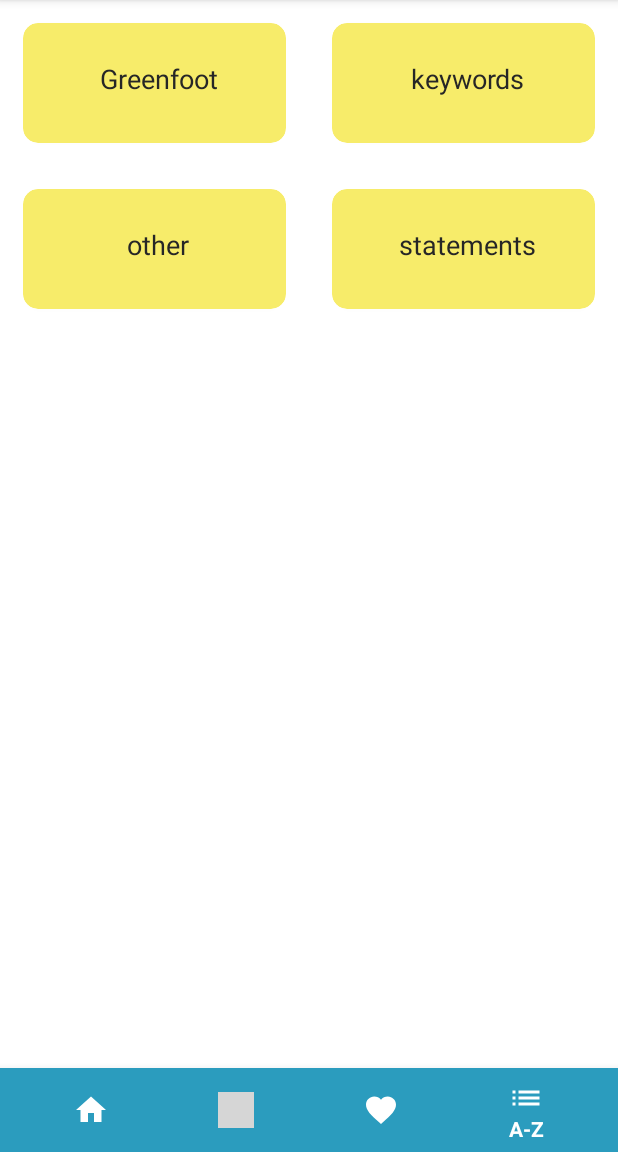
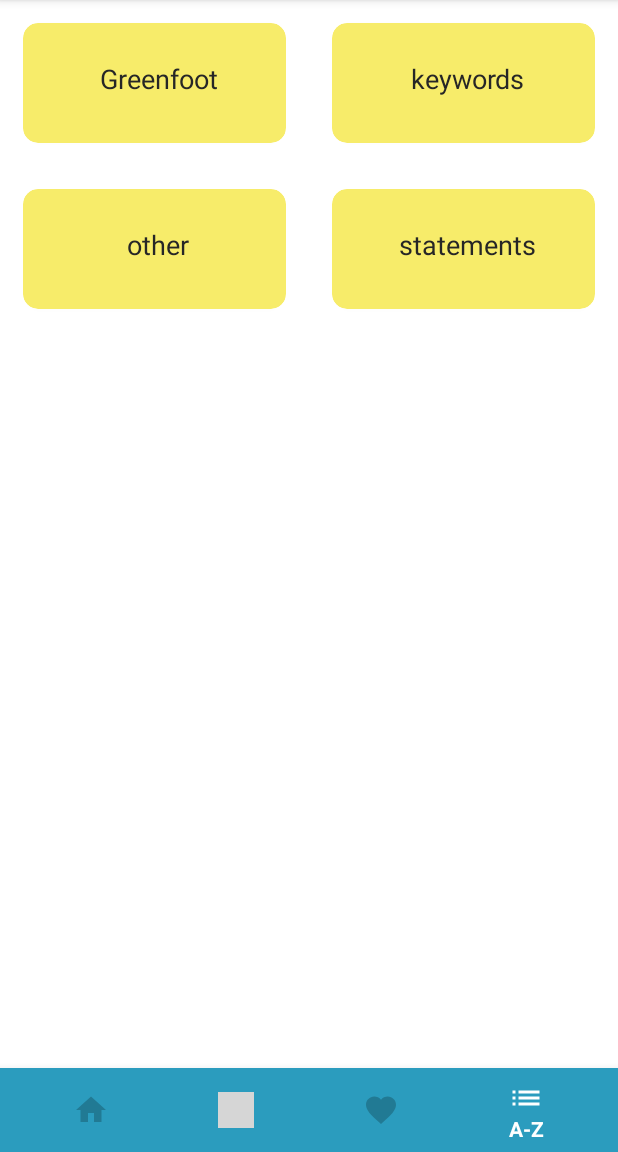
Before and after one commit to yparks/switchApp, an Android app: the screen it shows after launch (MainActivity), item 4 of the bottom bar chosen, on a phone screen of 412 x 824 dp, the part 84-1236 px from its top. Run offline under Robolectric (Android 15) with nearby library versions, the phone set to English and light mode, and no system bars; grey boxes are pictures that could not be loaded.

Commit message:
selector colors for bottom nav

```diff
--- /dev/null
+++ b/app/src/main/res/drawable/nav_color_state.xml
@@ -0,0 +1,6 @@
+<?xml version="1.0" encoding="utf-8"?>
+<selector xmlns:android="http://schemas.android.com/apk/res/android">
+    <item android:color="?attr/colorPrimaryDark" android:state_enabled="false"/>
+    <item android:color="@android:color/white" android:state_checked="true"/>
+    <item android:color="#217a94"/>
+</selector>
--- a/app/src/main/res/layout/activity_main.xml
+++ b/app/src/main/res/layout/activity_main.xml
@@ -22,7 +22,7 @@
         android:background="@color/colorPrimary"
         android:layout_alignParentBottom="true"
         app:itemBackground="@color/colorPrimary"
-        app:itemIconTint="@color/textColorPrimary"
-        app:itemTextColor="@color/textColorPrimary"
+        app:itemIconTint="@drawable/nav_color_state"
+        app:itemTextColor="@drawable/nav_color_state"
         app:menu="@menu/bottom_navigation" />
 </RelativeLayout>
--- a/app/src/main/res/menu/bottom_navigation.xml
+++ b/app/src/main/res/menu/bottom_navigation.xml
@@ -14,7 +14,7 @@
         android:enabled="true"
         android:icon="@drawable/ic_history"
         android:title="@string/history"
-        app:showAsAction="always" />
+        app:showAsAction="ifRoom" />
 
     <item
         android:id="@+id/action_favorites"
```
Also changed, not shown: 1 other file.
